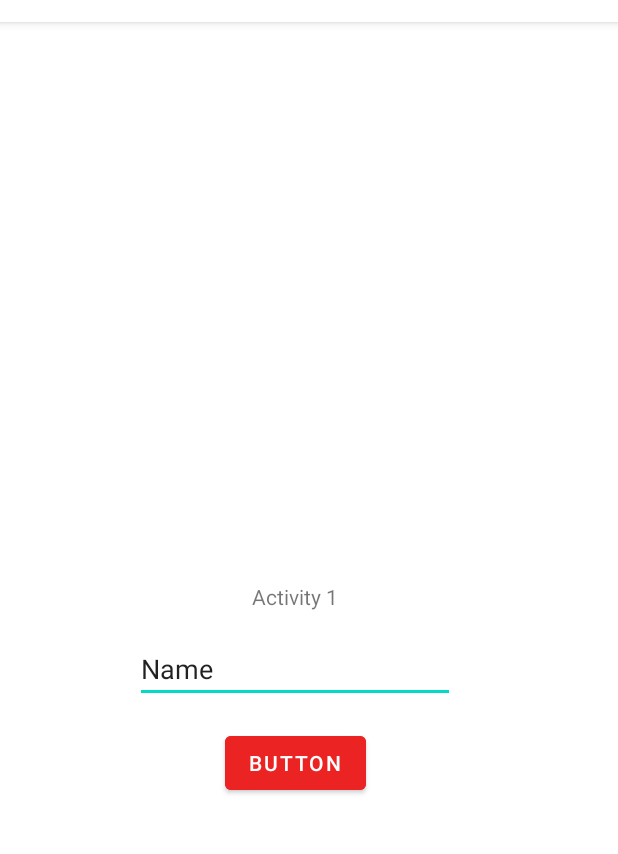
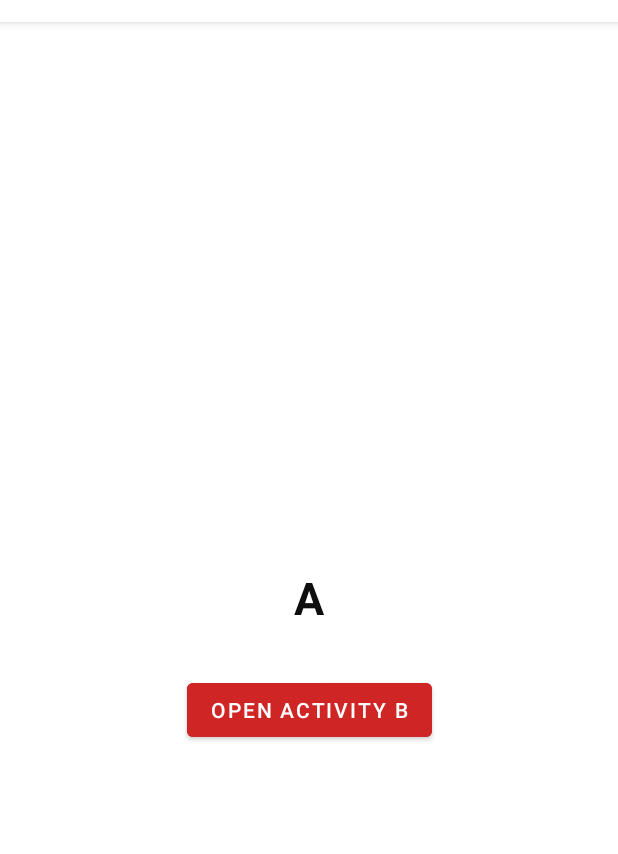
Before and after one commit to mk-sabira/project-Weather, an Android app: the screen it shows after launch (MainActivity before the commit, ActivityA after it), on a phone screen of 412 x 824 dp, the part 62-916 px from its top. Run offline under Robolectric (Android 15) with nearby library versions, the phone set to English and light mode, and no system bars.

Commit message:
Activity Stack was discovered

```diff
--- /dev/null
+++ b/app/src/main/java/ae/tutorialapp/weather/ActivityA.kt
@@ -0,0 +1,36 @@
+package ae.tutorialapp.weather
+
+import ae.tutorialapp.weather.ActivityA.Companion.start
+import android.content.Context
+import android.content.Intent
+import android.os.Bundle
+import android.widget.Button
+import androidx.appcompat.app.AppCompatActivity
+
+
+class ActivityA : AppCompatActivity() {
+
+        override fun onCreate(savedInstanceState: Bundle?) {
+            super.onCreate(savedInstanceState)
+            setContentView(R.layout.activity_a)
+
+
+            val buttonA = findViewById<Button>(R.id.buttonA)
+
+
+            buttonA.setOnClickListener { ActivityB.start(this) }
+    }
+
+    companion object {
+        fun start (context: Context){
+            val intent = Intent(context, ActivityA::class.java)
+            context.startActivity(intent)
+        }
+
+    }
+
+
+
+
+
+}
--- a/app/src/main/java/ae/tutorialapp/weather/MainActivity.kt
+++ /dev/null
@@ -1,33 +0,0 @@
-package ae.tutorialapp.weather
-
-import android.content.Intent
-import androidx.appcompat.app.AppCompatActivity
-import android.os.Bundle
-import android.widget.Button
-import android.widget.EditText
-import android.widget.TextView
-import android.widget.Toast
-
-class MainActivity : AppCompatActivity() {
-    var button  = findViewById<Button>(R.id.button1)
-    var editText = findViewById<EditText>(R.id.editText)
-    override fun onCreate(savedInstanceState: Bundle?) {
-        super.onCreate(savedInstanceState)
-        setContentView(R.layout.activity_main)
-
-        setUpView()
-
-
-
-    }
-    private fun setUpView(){
-        button.setOnClickListener {
-            val text = editText.text.toString()
-
-
-            val intent = Intent(this, MainActivity2::class.java)
-            intent.putExtra("String", text)
-            startActivity(intent)
-        }
-    }
-}
--- /dev/null
+++ b/app/src/main/res/layout/activity_a.xml
@@ -0,0 +1,37 @@
+<?xml version="1.0" encoding="utf-8"?>
+
+<androidx.constraintlayout.widget.ConstraintLayout
+    xmlns:android="http://schemas.android.com/apk/res/android"
+    xmlns:app="http://schemas.android.com/apk/res-auto"
+    xmlns:tools="http://schemas.android.com/tools"
+    android:id="@+id/relativeLayout"
+    android:layout_width="match_parent"
+    android:layout_height="match_parent"
+    tools:context=".ActivityA">
+
+    <TextView
+        android:id="@+id/textA"
+        android:layout_width="64dp"
+        android:layout_height="69dp"
+        android:gravity="center"
+        android:text="A"
+        android:textColor="#0E0E0E"
+        android:textSize="30sp"
+        android:textStyle="bold"
+        app:layout_constraintBottom_toBottomOf="parent"
+        app:layout_constraintEnd_toEndOf="parent"
+        app:layout_constraintHorizontal_bias="0.5"
+        app:layout_constraintStart_toStartOf="parent"
+        app:layout_constraintTop_toTopOf="parent" />
+
+    <Button
+        android:id="@+id/buttonA"
+        android:layout_width="wrap_content"
+        android:layout_height="wrap_content"
+        android:layout_marginTop="16dp"
+        android:backgroundTint="#CF2525"
+        android:text="open activity B"
+        app:layout_constraintEnd_toEndOf="@+id/textA"
+        app:layout_constraintStart_toStartOf="@+id/textA"
+        app:layout_constraintTop_toBottomOf="@+id/textA" />
+</androidx.constraintlayout.widget.ConstraintLayout>
--- a/app/src/main/res/layout/activity_main.xml
+++ /dev/null
@@ -1,47 +0,0 @@
-<?xml version="1.0" encoding="utf-8"?>
-
-<androidx.constraintlayout.widget.ConstraintLayout xmlns:android="http://schemas.android.com/apk/res/android"
-    xmlns:app="http://schemas.android.com/apk/res-auto"
-    xmlns:tools="http://schemas.android.com/tools"
-    android:id="@+id/relativeLayout"
-    android:layout_width="match_parent"
-    android:layout_height="match_parent"
-    tools:context=".MainActivity">
-
-    <TextView
-        android:id="@+id/textView2"
-        android:layout_width="wrap_content"
-        android:layout_height="wrap_content"
-        android:layout_marginTop="16dp"
-        android:text="Activity 1"
-        app:layout_constraintBottom_toBottomOf="parent"
-        app:layout_constraintEnd_toEndOf="parent"
-        app:layout_constraintHorizontal_bias="0.473"
-        app:layout_constraintStart_toStartOf="parent"
-        app:layout_constraintTop_toTopOf="parent"
-        app:layout_constraintVertical_bias="0.488" />
-
-    <Button
-        android:id="@+id/button1"
-        android:layout_width="wrap_content"
-        android:layout_height="wrap_content"
-        android:layout_marginTop="16dp"
-        android:backgroundTint="#EC2323"
-        android:text="Button"
-        app:layout_constraintEnd_toEndOf="@+id/editText"
-        app:layout_constraintStart_toStartOf="@+id/editText"
-        app:layout_constraintTop_toBottomOf="@+id/editText" />
-
-    <EditText
-        android:id="@+id/editText"
-        android:layout_width="wrap_content"
-        android:layout_height="wrap_content"
-        android:layout_marginTop="16dp"
-        android:ems="10"
-        android:inputType="textPersonName"
-        android:text="Name"
-        app:layout_constraintEnd_toEndOf="@+id/textView2"
-        app:layout_constraintStart_toStartOf="@+id/textView2"
-        app:layout_constraintTop_toBottomOf="@+id/textView2" />
-
-</androidx.constraintlayout.widget.ConstraintLayout>
--- a/app/src/main/res/values/colors.xml
+++ b/app/src/main/res/values/colors.xml
@@ -7,5 +7,7 @@
     <color name="green">#1FBA0E</color>
     <color name="red">#DD3434</color>
     <color name="light_green">#3AE3BF</color>
+    <color name="purple_700">#842FE6</color>
+    <color name="purple_200">#6019B1</color>
 
 </resources>
```
Also changed, not shown: app/src/main/AndroidManifest.xml (+6 -4 lines), app/src/main/java/ae/tutorialapp/weather/Activity3.kt (deleted, +0 -16 lines), app/src/main/java/ae/tutorialapp/weather/ActivityB.kt (added, +35 -0 lines), app/src/main/java/ae/tutorialapp/weather/ActivityC.kt (added, +31 -0 lines), app/src/main/java/ae/tutorialapp/weather/ActivityD.kt (added, +32 -0 lines), app/src/main/java/ae/tutorialapp/weather/MainActivity2.kt (deleted, +0 -18 lines), app/src/main/res/layout/activity__d.xml (added, +54 -0 lines), app/src/main/res/layout/activity_b.xml (renamed from app/src/main/res/layout/activity_3.xml, +17 -3 lines), app/src/main/res/layout/activity_c.xml (renamed from app/src/main/res/layout/activity_main2.xml, +16 -4 lines).
